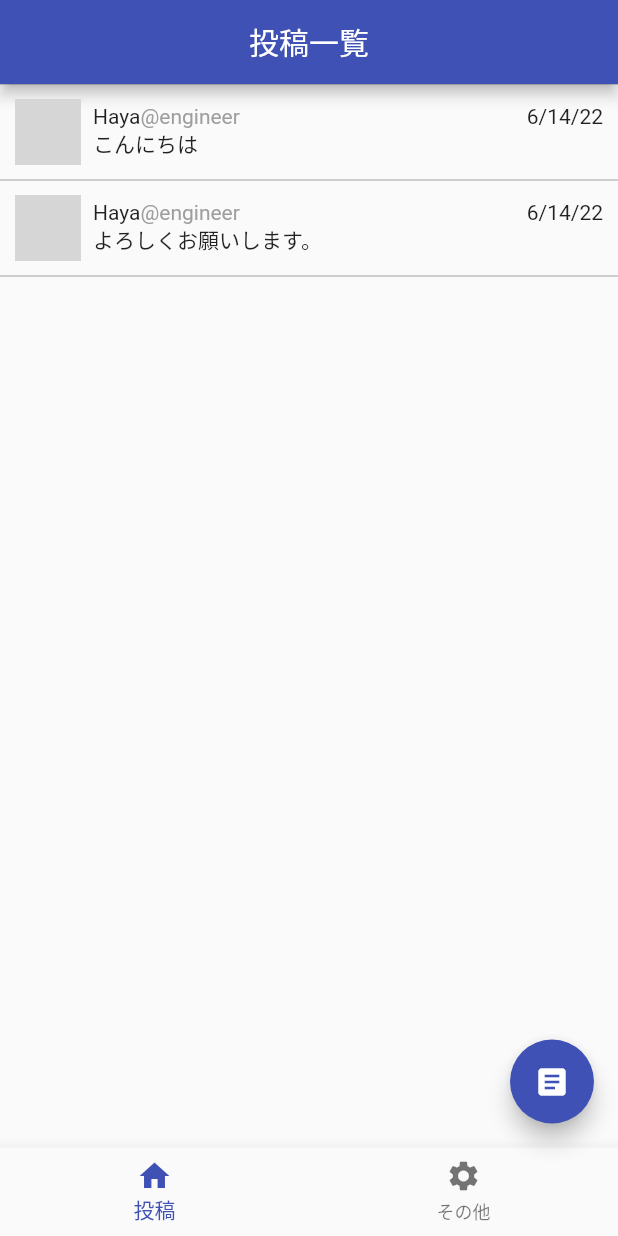
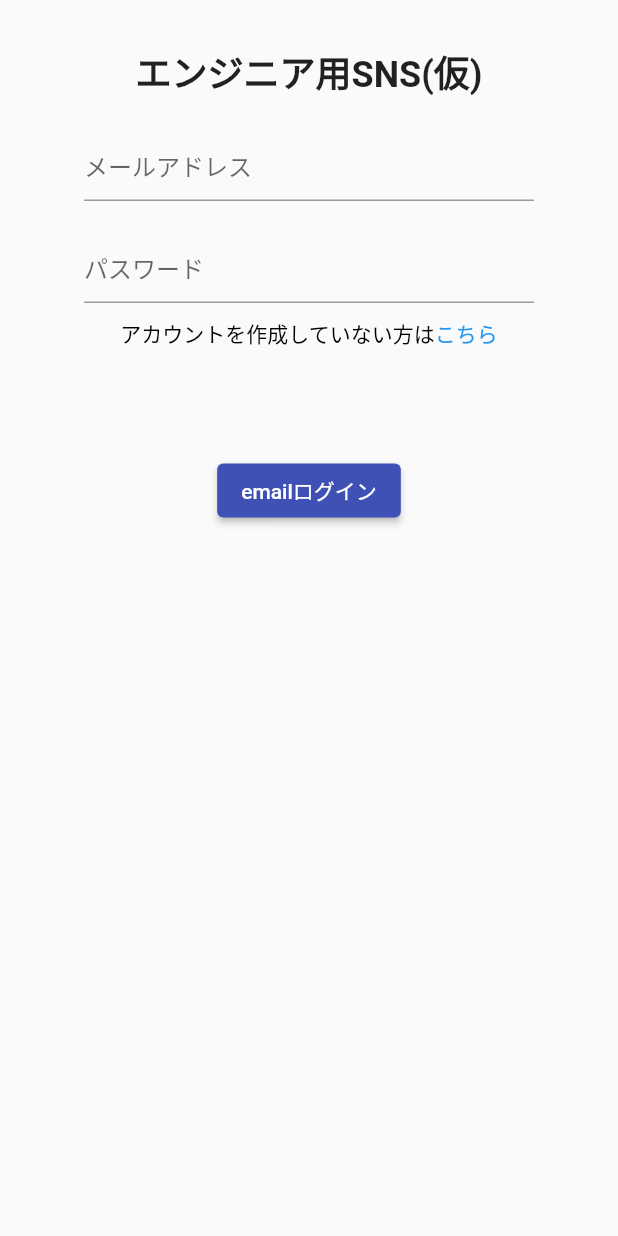
Before and after one commit to hayashi-h-s/studysharesns, a Flutter app: the screen it shows after launch, on a phone screen of 412 x 824 dp. Run offline on Flutter 3.47's test engine with Material 2 defaults, Android fonts, the phone set to English and light mode, and no system bars; grey boxes are pictures that could not be loaded.

Commit message:
ログインページの作成

```diff
--- a/lib/main.dart
+++ b/lib/main.dart
@@ -1,6 +1,7 @@
 import 'package:flutter/material.dart';
 import 'package:studysharesns/view/post/posts_index_page.dart';
 import 'package:studysharesns/view/screen.dart';
+import 'package:studysharesns/view/start_up/login_page.dart';
 
 void main() {
   runApp(const MyApp());
@@ -16,7 +17,7 @@ class MyApp extends StatelessWidget {
       theme: ThemeData(
         primarySwatch: Colors.indigo,
       ),
-     home: const Screen()
+     home: const LoginPage()
     );
   }
 }
--- /dev/null
+++ b/lib/view/start_up/login_page.dart
@@ -0,0 +1,81 @@
+import 'package:flutter/gestures.dart';
+import 'package:flutter/material.dart';
+import 'package:studysharesns/view/post/posts_index_page.dart';
+import 'package:studysharesns/view/screen.dart';
+
+class LoginPage extends StatefulWidget {
+  const LoginPage({Key? key}) : super(key: key);
+
+  @override
+  _LoginPageState createState() => _LoginPageState();
+}
+
+class _LoginPageState extends State<LoginPage> {
+  TextEditingController emailController = TextEditingController();
+  TextEditingController passController = TextEditingController();
+
+  @override
+  Widget build(BuildContext context) {
+    return SafeArea(
+      child: Scaffold(
+          body: SizedBox(
+            width: double.infinity,
+            child: Column(
+              children: [
+                const SizedBox(
+                  height: 30,
+                ),
+                const Text(
+                  "エンジニア用SNS(仮)",
+                  style: TextStyle(fontSize: 24, fontWeight: FontWeight.bold),
+                ),
+                Padding(
+                  padding: const EdgeInsets.all(20.0),
+                  child: Container(
+                      width: 300,
+                      child: TextField(
+                        controller: emailController,
+                        decoration: InputDecoration(hintText: "メールアドレス"),
+                      )),
+                ),
+                SizedBox(
+                    width: 300,
+                    child: TextField(
+                      controller: passController,
+                      decoration: InputDecoration(hintText: "パスワード"),
+                    )),
+                const SizedBox(
+                  height: 10,
+                ),
+                RichText(
+                    text:
+                    TextSpan(style: const TextStyle(color: Colors.black), children: [
+                      const TextSpan(text: "アカウントを作成していない方は"),
+                      TextSpan(
+                          text: "こちら",
+                          style: const TextStyle(color: Colors.blue),
+                          recognizer: TapGestureRecognizer()
+                            ..onTap = () {
+                              // Navigator.push(
+                              //     context,
+                              //     MaterialPageRoute(
+                              //       builder: (context) => CreateAccountPage(),
+                              //     ));
+                            })
+                    ])),
+                const SizedBox(
+                  height: 70,
+                ),
+                ElevatedButton(
+                    onPressed: () {
+                      // pushReplacementで画面を
+                      Navigator.pushReplacement(context,
+                          MaterialPageRoute(builder: (context) => const Screen()));
+                    },
+                    child: const Text("emailログイン"))
+              ],
+            ),
+          )),
+    );
+  }
+}
```
